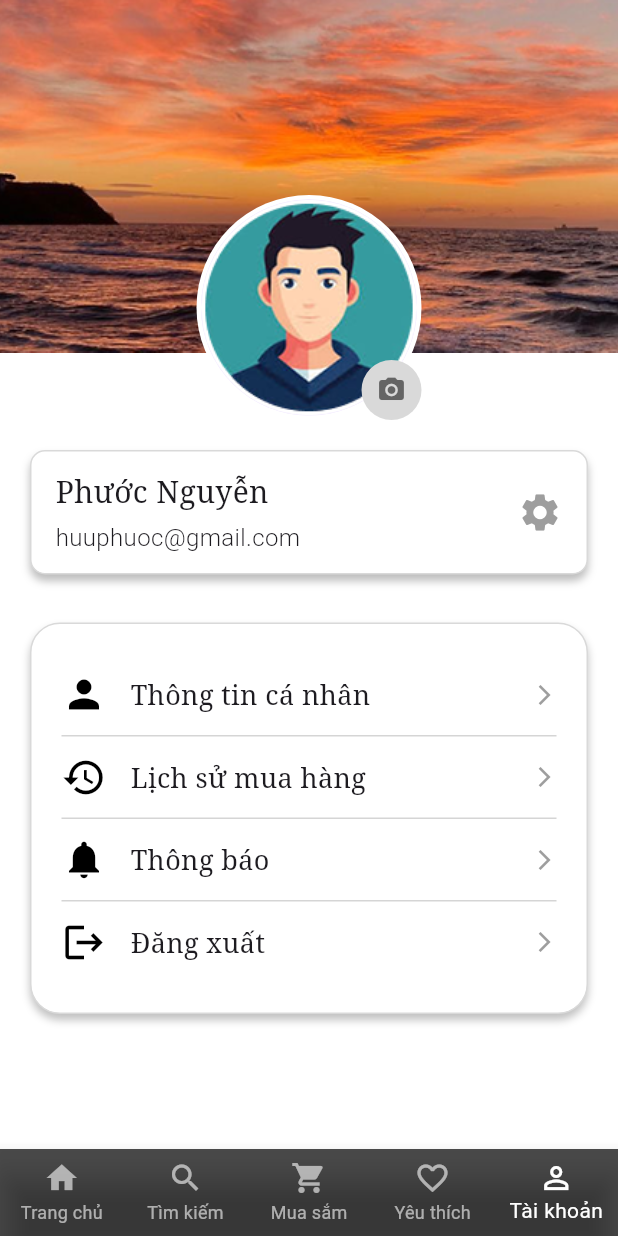
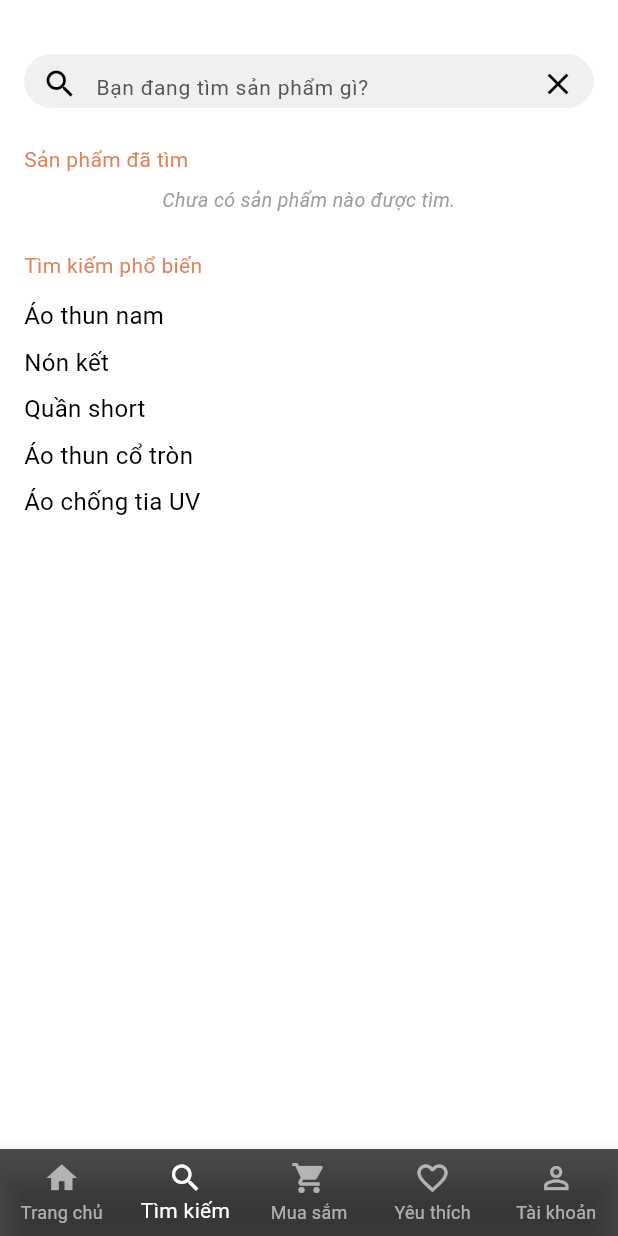
Before and after one commit to nguyenduythang139/the4m_app, a Flutter app: the Account_Screen screen opened directly, item 2 of the bottom bar chosen, on a phone screen of 412 x 824 dp. Run offline on Flutter 3.47's test engine with Material 3 defaults, Android fonts, the phone set to English and light mode, and no system bars; our stand-ins replace image_picker, video_player; Roboto replaces fonts that are missing (Noto Serif, Tenor Sans).

Commit message:
feture/search_screen_update_navigationbottom

```diff
--- a/lib/main.dart
+++ b/lib/main.dart
@@ -3,6 +3,7 @@ import 'package:the4m_app/screens/blog_screen.dart';
 import 'package:the4m_app/screens/home_screen.dart';
 import 'package:the4m_app/screens/login_screen.dart';
 import 'package:the4m_app/screens/myinfo_screen.dart';
+import 'package:the4m_app/screens/search_screen.dart';
 import 'package:the4m_app/screens/waiting_screen.dart';
 import 'package:flutter/services.dart';
 import 'package:the4m_app/screens/account_screen.dart';
@@ -23,8 +24,8 @@ class MainApp extends StatelessWidget {
 
   @override
   Widget build(BuildContext context) {
-    return const MaterialApp(
-      home: Scaffold(body: Center(child: WaitingScreen())),
+    return MaterialApp(
+      home: Scaffold(body: Center(child: SearchScreen())),
       debugShowCheckedModeBanner: false,
     );
   }
--- /dev/null
+++ b/lib/screens/search_screen.dart
@@ -0,0 +1,188 @@
+import 'package:flutter/material.dart';
+import 'package:the4m_app/widgets/bottom_navigation.dart';
+
+class SearchScreen extends StatefulWidget {
+  const SearchScreen({super.key});
+
+  @override
+  State<SearchScreen> createState() => _SearchScreenState();
+}
+
+class _SearchScreenState extends State<SearchScreen> {
+  final List<String> recentSearches = []; // Sản phẩm đã tìm
+  final List<String> popularSearches = [
+    'Áo thun nam',
+    'Nón kết',
+    'Quần short',
+    'Áo thun cổ tròn',
+    'Áo chống tia UV',
+  ];
+
+  final TextEditingController _searchController = TextEditingController();
+
+  void _handleSearch() {
+    final query = _searchController.text.trim();
+    if (query.isNotEmpty) {
+      setState(() {
+        // Thêm vào danh sách nếu chưa có
+        if (!recentSearches.contains(query)) {
+          recentSearches.insert(0, query);
+        }
+      });
+      _searchController.clear();
+      FocusScope.of(context).unfocus(); // Ẩn bàn phím
+      print('Đã tìm kiếm: $query');
+      // TODO: Gọi API hoặc hiển thị kết quả tìm kiếm nếu cần
+    }
+  }
+
+  void _removeSearchItem(String item) {
+    setState(() {
+      recentSearches.remove(item);
+    });
+  }
+
+  @override
+  Widget build(BuildContext context) {
+    return Scaffold(
+      backgroundColor: Colors.white,
+      appBar: PreferredSize(
+        preferredSize: const Size.fromHeight(80),
+        child: Padding(
+          padding: const EdgeInsets.fromLTRB(16, 36, 16, 8),
+          child: Container(
+            decoration: BoxDecoration(
+              color: const Color(0xFFF0F0F0),
+              borderRadius: BorderRadius.circular(24),
+            ),
+            child: Row(
+              children: [
+                IconButton(
+                  icon: const Icon(Icons.search, color: Colors.black),
+                  onPressed: _handleSearch,
+                ),
+                Expanded(
+                  child: TextField(
+                    controller: _searchController,
+                    decoration: const InputDecoration(
+                      hintText: 'Bạn đang tìm sản phẩm gì?',
+                      border: InputBorder.none,
+                      hintStyle: TextStyle(
+                        fontSize: 14,
+                        fontFamily: 'Tenor Sans',
+                        color: Color(0xFF555555),
+                      ),
+                    ),
+                    style: const TextStyle(
+                      fontSize: 14,
+                      fontFamily: 'Tenor Sans',
+                      color: Colors.black,
+                    ),
+                    onSubmitted: (_) => _handleSearch(),
+                  ),
+                ),
+                IconButton(
+                  icon: const Icon(Icons.clear, color: Colors.black),
+                  onPressed: () => _searchController.clear(),
+                ),
+              ],
+            ),
+          ),
+        ),
+      ),
+      body: Padding(
+        padding: const EdgeInsets.all(16),
+        child: ListView(
+          children: [
+            const Text(
+              'Sản phẩm đã tìm',
+              style: TextStyle(
+                color: Color(0xFFDD8560),
+                fontSize: 14,
+                fontFamily: 'Tenor Sans',
+              ),
+            ),
+            const SizedBox(height: 8),
+            if (recentSearches.isEmpty)
+              const Text(
+                'Chưa có sản phẩm nào được tìm.',
+                textAlign: TextAlign.center,
+                style: TextStyle(
+                  fontSize: 13,
+                  fontStyle: FontStyle.italic,
+                  color: Colors.grey,
+                ),
+              ),
+            Wrap(
+              spacing: 8,
+              runSpacing: 8,
+              children:
+                  recentSearches
+                      .map(
+                        (item) => _SearchChip(
+                          label: item,
+                          onDeleted: () => _removeSearchItem(item),
+                        ),
+                      )
+                      .toList(),
+            ),
+            const SizedBox(height: 24),
+            const Text(
+              'Tìm kiếm phổ biến',
+              style: TextStyle(
+                color: Color(0xFFDD8560),
+                fontSize: 14,
+                fontFamily: 'Tenor Sans',
+              ),
+            ),
+            const SizedBox(height: 8),
+            ...popularSearches.map(
+              (item) => Padding(
+                padding: const EdgeInsets.symmetric(vertical: 4.0),
+                child: Text(
+                  item,
+                  style: const TextStyle(
+                    fontSize: 16,
+                    fontFamily: 'Tenor Sans',
+                    color: Colors.black,
+                  ),
+                ),
+              ),
+            ),
+          ],
+        ),
+      ),
+      bottomNavigationBar: BottomNavBar(
+        currentIndex: 1,
+        onTap: (index) {
+          // Xử lý điều hướng nếu cần
+        },
+      ),
+    );
+  }
+}
+
+class _SearchChip extends StatelessWidget {
+  final String label;
+  final VoidCallback onDeleted;
+
+  const _SearchChip({required this.label, required this.onDeleted});
+
+  @override
+  Widget build(BuildContext context) {
+    return Chip(
+      backgroundColor: const Color(0x33C4C4C4),
+      shape: const StadiumBorder(),
+      label: Text(
+        label,
+        style: const TextStyle(
+          color: Colors.black,
+          fontSize: 13,
+          fontFamily: 'Tenor Sans',
+        ),
+      ),
+      deleteIcon: const Icon(Icons.close, size: 16, color: Colors.black54),
+      onDeleted: onDeleted,
+    );
+  }
+}
```
Also changed, not shown: lib/screens/account_screen.dart (+31 -21 lines), lib/widgets/bottom_navigation.dart (+13 -15 lines).
